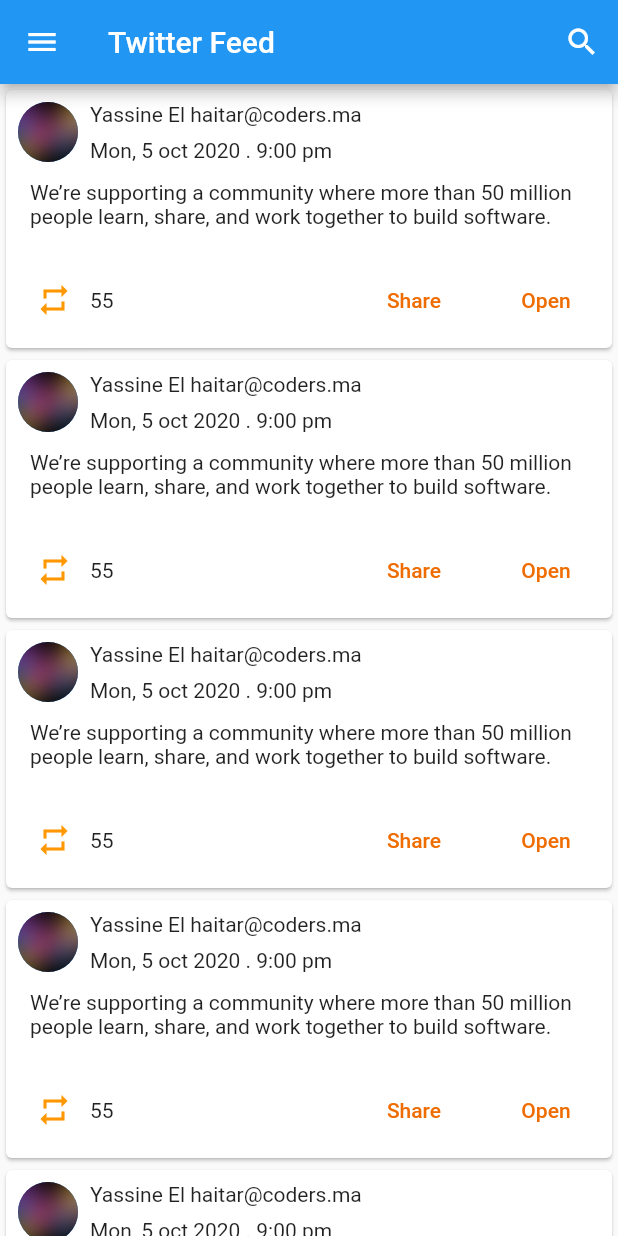
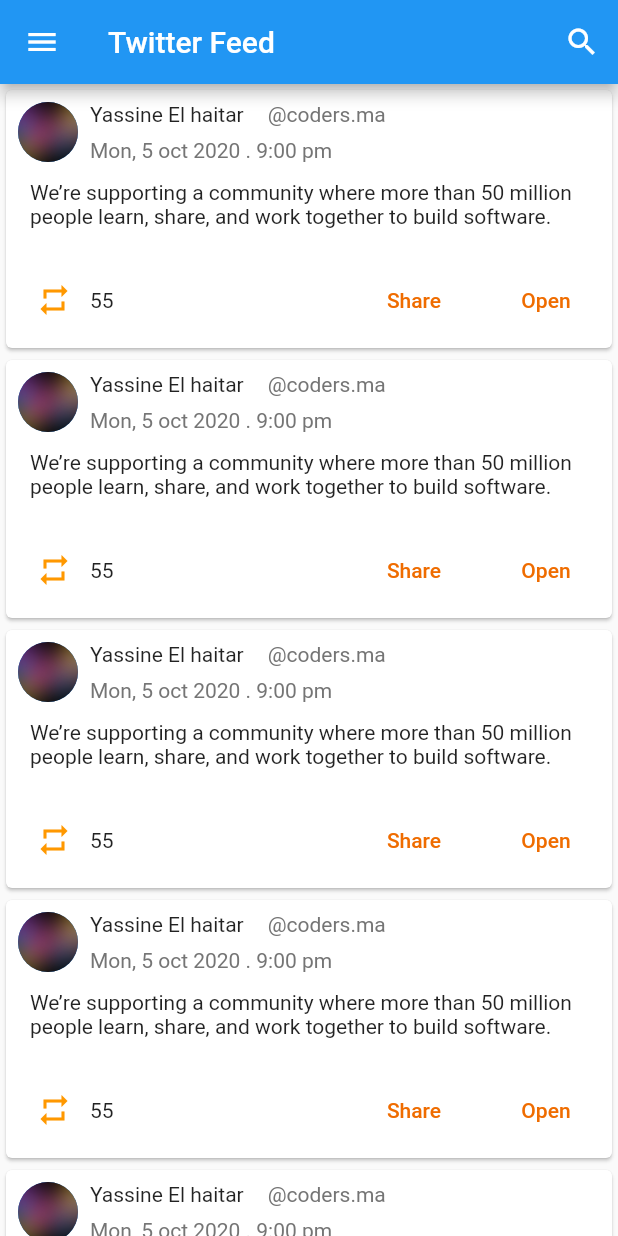
Before and after one commit to moroccan-coder/Flutter_NewsApp, a Flutter app: the TwitterFeed screen opened directly, on a phone screen of 412 x 824 dp. Run offline on Flutter 3.47's test engine with Material 2 defaults, Android fonts, the phone set to English and light mode, and no system bars; our stand-ins replace shared_preferences; missing offline and left inert: page_view_indicator; accounts and stored records are empty.

Commit message:
add title style into Twitter feed page

```diff
--- a/lib/screens/home_screen.dart
+++ b/lib/screens/home_screen.dart
@@ -17,6 +17,12 @@ class _HomeScreenState extends State<HomeScreen>
   void initState() {
     super.initState();
     _tabController = TabController(initialIndex: 0, length: 3, vsync: this);
+  }
+
+  @override
+  void dispose() {
+   _tabController.dispose();
+    super.dispose();
   }
   @override
   Widget build(BuildContext context) {
--- a/lib/screens/twitter_feed.dart
+++ b/lib/screens/twitter_feed.dart
@@ -53,13 +53,16 @@ class _TwitterFeedState extends State<TwitterFeed> {
             Row(
               children: [
                 Text("Yassine El haitar"),
-                Text("@coders.ma"),
+                SizedBox(
+                  width: 16,
+                ),
+                Text("@coders.ma",style: TextStyle(color: Colors.grey.shade600),),
               ],
             ),
             SizedBox(
               height: 8,
             ),
-            Text('Mon, 5 oct 2020 . 9:00 pm'),
+            Text('Mon, 5 oct 2020 . 9:00 pm',style: TextStyle(color: Colors.grey.shade600),),
           ],
         )
       ],
```
Also changed, not shown: lib/screens/headline_news.dart (+7 -0 lines).
